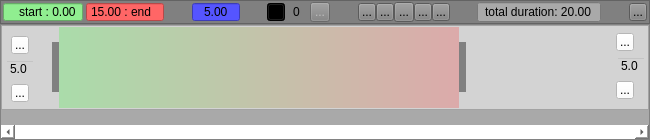
First picture: the form in animtimeline.ui, repository hiergaut/AnimTimeline, before the edit.
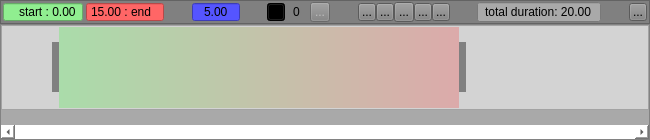
Second picture: the form after the edit. Icons and pictures are not drawn. Custom widgets are drawn as their Qt base class.

```diff
--- a/animtimeline.ui
+++ b/animtimeline.ui
@@ -731,121 +731,6 @@
             <property name="frameShadow">
              <enum>QFrame::Raised</enum>
             </property>
-            <widget class="QToolButton" name="toolButton_plusStart">
-             <property name="geometry">
-              <rect>
-               <x>9</x>
-               <y>9</y>
-               <width>18</width>
-               <height>18</height>
-              </rect>
-             </property>
-             <property name="maximumSize">
-              <size>
-               <width>18</width>
-               <height>18</height>
-              </size>
-             </property>
-             <property name="styleSheet">
-              <string notr="true">background: white;</string>
-             </property>
-             <property name="text">
-              <string>...</string>
-             </property>
-             <property name="icon">
-              <iconset resource="timeline.qrc">
-               <normaloff>:/images/plus.png</normaloff>:/images/plus.png</iconset>
-             </property>
-             <property name="iconSize">
-              <size>
-               <width>20</width>
-               <height>20</height>
-              </size>
-             </property>
-            </widget>
-            <widget class="QDoubleSpinBox" name="doubleSpinBox_startInc">
-             <property name="geometry">
-              <rect>
-               <x>3</x>
-               <y>32</y>
-               <width>30</width>
-               <height>20</height>
-              </rect>
-             </property>
-             <property name="sizePolicy">
-              <sizepolicy hsizetype="Preferred" vsizetype="Fixed">
-               <horstretch>0</horstretch>
-               <verstretch>0</verstretch>
-              </sizepolicy>
-             </property>
-             <property name="minimumSize">
-              <size>
-               <width>0</width>
-               <height>20</height>
-              </size>
-             </property>
-             <property name="maximumSize">
-              <size>
-               <width>30</width>
-               <height>20</height>
-              </size>
-             </property>
-             <property name="font">
-              <font>
-               <pointsize>9</pointsize>
-              </font>
-             </property>
-             <property name="cursor">
-              <cursorShape>ArrowCursor</cursorShape>
-             </property>
-             <property name="autoFillBackground">
-              <bool>false</bool>
-             </property>
-             <property name="styleSheet">
-              <string notr="true"/>
-             </property>
-             <property name="buttonSymbols">
-              <enum>QAbstractSpinBox::NoButtons</enum>
-             </property>
-             <property name="decimals">
-              <number>1</number>
-             </property>
-             <property name="value">
-              <double>5.000000000000000</double>
-             </property>
-            </widget>
-            <widget class="QToolButton" name="toolButton_lessStart">
-             <property name="geometry">
-              <rect>
-               <x>9</x>
-               <y>57</y>
-               <width>18</width>
-               <height>18</height>
-              </rect>
-             </property>
-             <property name="maximumSize">
-              <size>
-               <width>18</width>
-               <height>18</height>
-              </size>
-             </property>
-             <property name="styleSheet">
-              <string notr="true">background: white;</string>
-             </property>
-             <property name="text">
-              <string>...</string>
-             </property>
-             <property name="icon">
-              <iconset resource="timeline.qrc">
-               <normaloff>:/images/less.png</normaloff>:/images/less.png</iconset>
-             </property>
-             <property name="iconSize">
-              <size>
-               <width>20</width>
-               <height>20</height>
-              </size>
-             </property>
-            </widget>
            </widget>
           </item>
           <item>
@@ -988,103 +873,6 @@
              <property name="bottomMargin">
               <number>0</number>
              </property>
-             <item>
-              <widget class="QToolButton" name="toolButton_plusEnd">
-               <property name="maximumSize">
-                <size>
-                 <width>18</width>
-                 <height>18</height>
-                </size>
-               </property>
-               <property name="styleSheet">
-                <string notr="true">background: white;</string>
-               </property>
-               <property name="text">
-                <string>...</string>
-               </property>
-               <property name="icon">
-                <iconset resource="timeline.qrc">
-                 <normaloff>:/images/plus.png</normaloff>:/images/plus.png</iconset>
-               </property>
-               <property name="iconSize">
-                <size>
-                 <width>20</width>
-                 <height>20</height>
-                </size>
-               </property>
-              </widget>
-             </item>
-             <item>
-              <widget class="QDoubleSpinBox" name="doubleSpinBox_endInc">
-               <property name="sizePolicy">
-                <sizepolicy hsizetype="Preferred" vsizetype="Fixed">
-                 <horstretch>0</horstretch>
-                 <verstretch>0</verstretch>
-                </sizepolicy>
-               </property>
-               <property name="minimumSize">
-                <size>
-                 <width>0</width>
-                 <height>20</height>
-                </size>
-               </property>
-               <property name="maximumSize">
-                <size>
-                 <width>30</width>
-                 <height>20</height>
-                </size>
-               </property>
-               <property name="font">
-                <font>
-                 <pointsize>9</pointsize>
-                </font>
-               </property>
-               <property name="cursor">
-                <cursorShape>ArrowCursor</cursorShape>
-               </property>
-               <property name="autoFillBackground">
-                <bool>false</bool>
-               </property>
-               <property name="styleSheet">
-                <string notr="true"/>
-               </property>
-               <property name="buttonSymbols">
-                <enum>QAbstractSpinBox::NoButtons</enum>
-               </property>
-               <property name="decimals">
-                <number>1</number>
-               </property>
-               <property name="value">
-                <double>5.000000000000000</double>
-               </property>
-              </widget>
-             </item>
-             <item>
-              <widget class="QToolButton" name="toolButton_lessEnd">
-               <property name="maximumSize">
-                <size>
-                 <width>18</width>
-                 <height>18</height>
-                </size>
-               </property>
-               <property name="styleSheet">
-                <string notr="true">background: white;</string>
-               </property>
-               <property name="text">
-                <string>...</string>
-               </property>
-               <property name="icon">
-                <iconset resource="timeline.qrc">
-                 <normaloff>:/images/less.png</normaloff>:/images/less.png</iconset>
-               </property>
-               <property name="iconSize">
-                <size>
-                 <width>20</width>
-                 <height>20</height>
-                </size>
-               </property>
-              </widget>
-             </item>
             </layout>
            </widget>
           </item>
```
